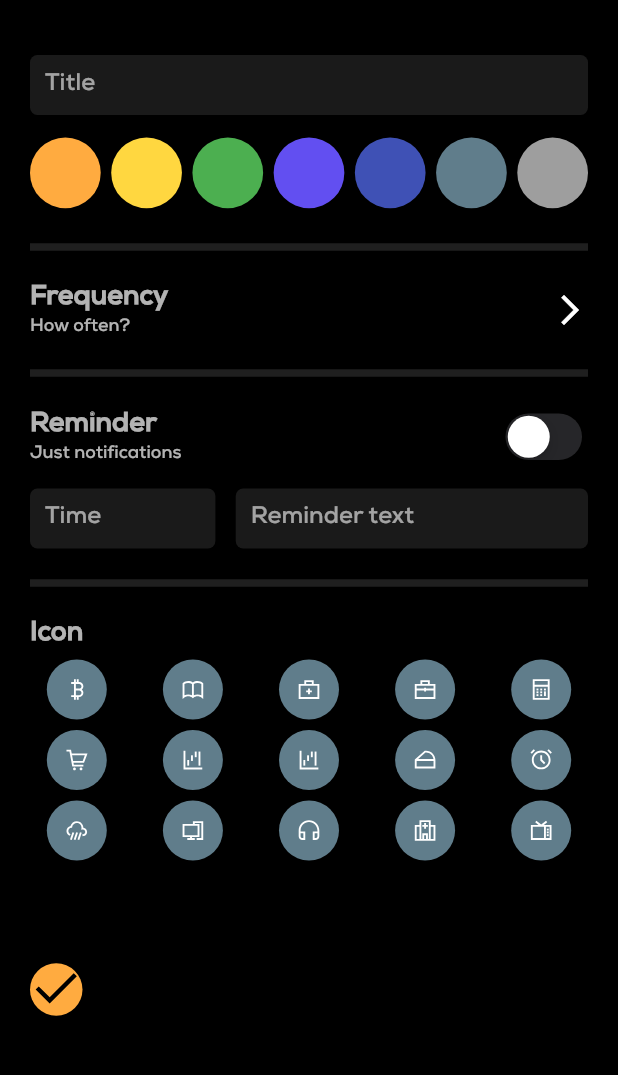
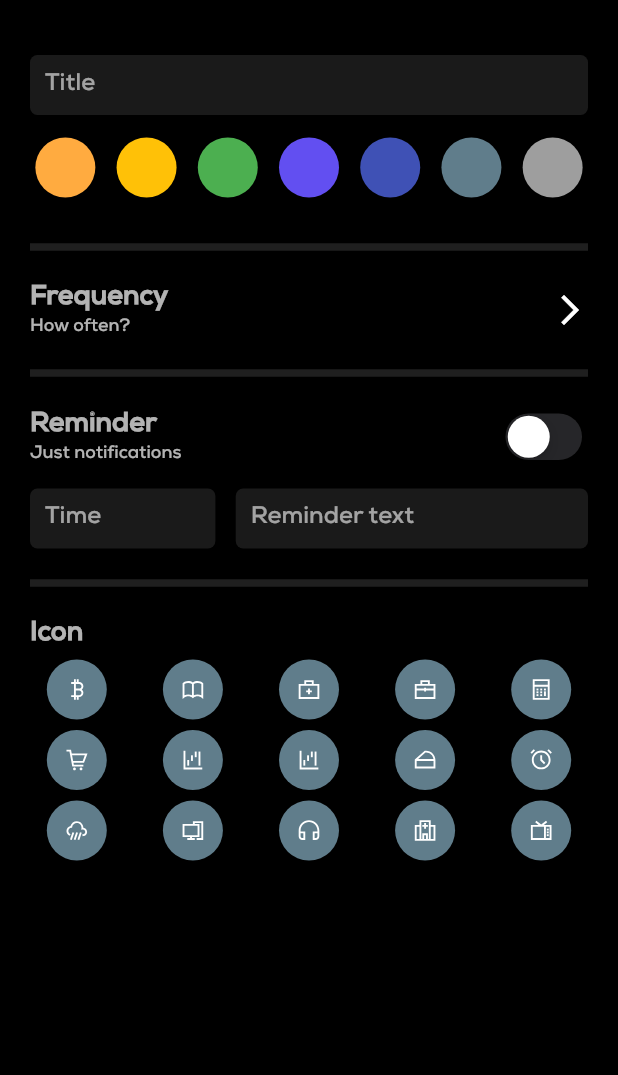
Before and after one commit to AyomidePeat/hab_it, a Flutter app: the screen it shows after launch, on a phone screen of 412 x 824 dp, the part 59-1134 px from its top. Run offline on Flutter 3.47's test engine with Material 2 defaults, Android fonts, the phone set to English and light mode, and no system bars; our stand-ins replace flutter_riverpod, flutter_svg.

Commit message:
second commit

```diff
--- a/lib/screens/new_habit_screen.dart
+++ b/lib/screens/new_habit_screen.dart
@@ -164,34 +164,72 @@ class _NewHabitScreenState extends State<NewHabitScreen> {
               const SizedBox(
                 height: 5,
               ),
-              ConstrainedBox(
-                  constraints: BoxConstraints(maxHeight: 200),
-                  child: GridView.builder(
-                      gridDelegate:
-                          const SliverGridDelegateWithFixedCrossAxisCount(
-                              crossAxisCount: 5,
-                              mainAxisExtent: 40,
-                              mainAxisSpacing: 7,
-                              crossAxisSpacing: 15),
-                      itemCount: icons.length,
-                      itemBuilder: (context, index) {
-                        return IconContainer(
-                            isPressed: isPressed, icon: icons[index]);
-                      })),
-              ColorContainer(
-                  color: red,
-                  isPressed: isPressed,
-                  index: 1,
-                  selectContainer: () {
-                    setState(() {
-                      isPressed = !isPressed;
-                    });
-                  })
+              const IconRow(),
             ],
           ),
         ),
       ),
     );
+  }
+}
+
+class IconRow extends StatefulWidget {
+  const IconRow({
+    super.key,
+
+  });
+
+
+
+  @override
+  State<IconRow> createState() => _IconRowState();
+}
+
+class _IconRowState extends State<IconRow> {
+  List<bool> iconStates = [
+    false,
+    false,
+    false,
+    false,
+    false,
+    false,
+    false,
+    false,
+    false,
+    false,
+    false,
+    false,
+    false,
+    false,
+    false,
+  ];
+  void selectIcon(int index) {
+    setState(() {
+      iconStates = iconStates.map((state) => false).toList();
+      iconStates[index] = true;
+    });
+  }
+
+  @override
+  Widget build(BuildContext context) {
+    return ConstrainedBox(
+        constraints: const BoxConstraints(maxHeight: 200),
+        child: GridView.builder(
+            gridDelegate: const SliverGridDelegateWithFixedCrossAxisCount(
+                crossAxisCount: 5,
+                mainAxisExtent: 40,
+                mainAxisSpacing: 7,
+                crossAxisSpacing: 15),
+            itemCount: icons.length,
+            itemBuilder: (context, index) {
+              return IconContainer(
+                isPressed: iconStates[index],
+                icon: icons[index],
+                selectIcon: () {
+                  selectIcon(index);
+                },
+              );
+            }));
   }
 }
 
@@ -206,9 +244,18 @@ class ColorRow extends StatefulWidget {
 
 class _ColorRowState extends State<ColorRow> {
   List colors = [red, amber, green, purple, indigo, blueGrey, grey];
-List<bool> containerStates = [false, false, false, false, false, false, false];
+  List<bool> containerStates = [
+    false,
+    false,
+    false,
+    false,
+    false,
+    false,
+    false,
+    false,
+  ];
 
-   void selectContainer(int index) {
+  void selectContainer(int index) {
     setState(() {
       containerStates = containerStates.map((state) => false).toList();
       containerStates[index] = true;
@@ -217,19 +264,20 @@ List<bool> containerStates = [false, false, false, false, false, false, false];
 
   @override
   Widget build(BuildContext context) {
-
     return ConstrainedBox(
       constraints: const BoxConstraints(maxHeight: 50),
       child: GridView.builder(
           itemCount: 7,
-          gridDelegate:  SliverGridDelegateWithFixedCrossAxisCount(
+          gridDelegate: SliverGridDelegateWithFixedCrossAxisCount(
             crossAxisCount: colors.length,
-            crossAxisSpacing: 7,
+            crossAxisSpacing: 7, mainAxisExtent:40
           ),
           itemBuilder: (context, index) {
             return ColorContainer(
-              selectContainer:  (){selectContainer(index);},
-              //containerFuunctions[index],
+              selectContainer: () {
+                selectContainer(index);
+              },
+
               color: colors[index],
               index: index,
               isPressed: containerStates[index],
--- a/lib/utils/colors.dart
+++ b/lib/utils/colors.dart
@@ -2,7 +2,7 @@ import 'package:flutter/material.dart';
 
 Color grey = Colors.grey;
 Color red = Colors.orangeAccent;
-Color amber = Colors.amberAccent;
+Color amber = Colors.amber;
 Color green = Colors.green;
 Color purple = const Color.fromARGB(255, 98, 79, 241);
 Color indigo = Colors.indigo;
--- a/lib/widgets/color_container.dart
+++ b/lib/widgets/color_container.dart
@@ -22,20 +22,21 @@ final selectContainer;
 class _ColorContainerState extends State<ColorContainer> {
   @override
   Widget build(BuildContext context) {
-    return InkWell(
+    return GestureDetector(
       onTap: () {
 
           widget.selectContainer();
-          //widget.isPressed = !widget.isPressed;
 
-        print('Container is ${widget.isPressed}');
       },
       child: Container(
         height: 40,
         width: 35,
         decoration: BoxDecoration(shape: BoxShape.circle, color: widget.color),
         child: widget.isPressed
-            ? SvgPicture.asset('images/check.svg')
+            ? Center(
+              child: SvgPicture.asset('images/check.svg',  color:Colors.white, fit: BoxFit.contain,
+                  height: 20,),
+            )
             : const Text(''),
       ),
     );
--- a/lib/widgets/icon_container.dart
+++ b/lib/widgets/icon_container.dart
@@ -7,20 +7,42 @@ import '../utils/theme.dart';
 class IconContainer extends ConsumerWidget {
   final bool isPressed;
   final String icon;
-  const IconContainer({super.key, required this.isPressed, required this.icon});
+  final selectIcon;
+  const IconContainer({
+    super.key,
+    required this.isPressed,
+    required this.icon,
+    required this.selectIcon,
+  });
 
   @override
   Widget build(BuildContext context, ref) {
     final theme = ref.watch(themeNotifierProvider);
-    return Container(
-        height: 40,
-        width: 35,
-        decoration:
-             BoxDecoration(shape: BoxShape.circle, color:theme.isDarkModeOn?blueGrey: Color.fromARGB(26, 162, 25, 25) ,),
-        child: Column(mainAxisAlignment: MainAxisAlignment.center,
-          children: [
-            SvgPicture.asset(icon, color:theme.isDarkModeOn ?Colors.white : Colors.black, fit: BoxFit.contain,height: 15, ),
-          ],
-        ));
+    return InkWell(
+      onTap: () {
+        selectIcon();
+      },
+      child: Container(
+          height: 40,
+          width: 35,
+          decoration: BoxDecoration(
+            shape: BoxShape.circle,
+            border:
+                isPressed ? Border.all(width: 2,  color:theme.isDarkModeOn ? Colors.white: Colors.black) : null,
+            color:
+                theme.isDarkModeOn ? blueGrey : Color.fromARGB(26, 162, 25, 25),
+          ),
+          child: Column(
+            mainAxisAlignment: MainAxisAlignment.center,
+            children: [
+              SvgPicture.asset(
+                icon,
+                color: theme.isDarkModeOn ? Colors.white : Colors.black,
+                fit: BoxFit.contain,
+                height: 15,
+              ),
+            ],
+          )),
+    );
   }
 }
```
